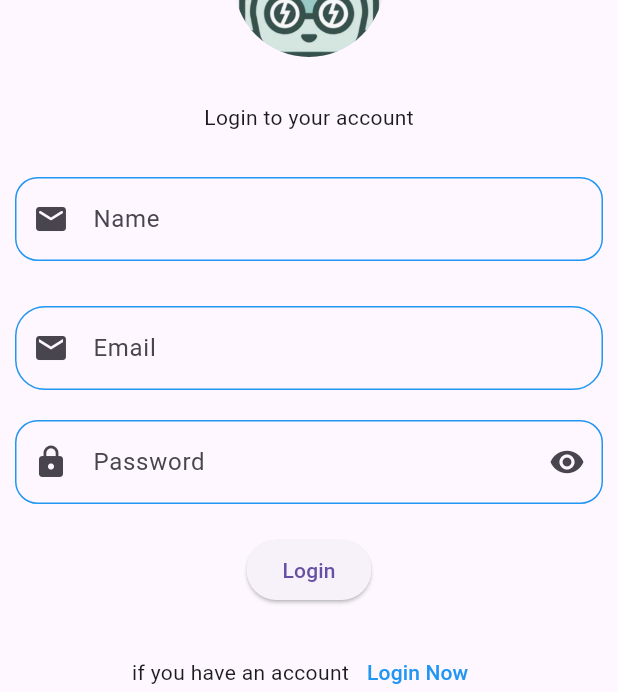
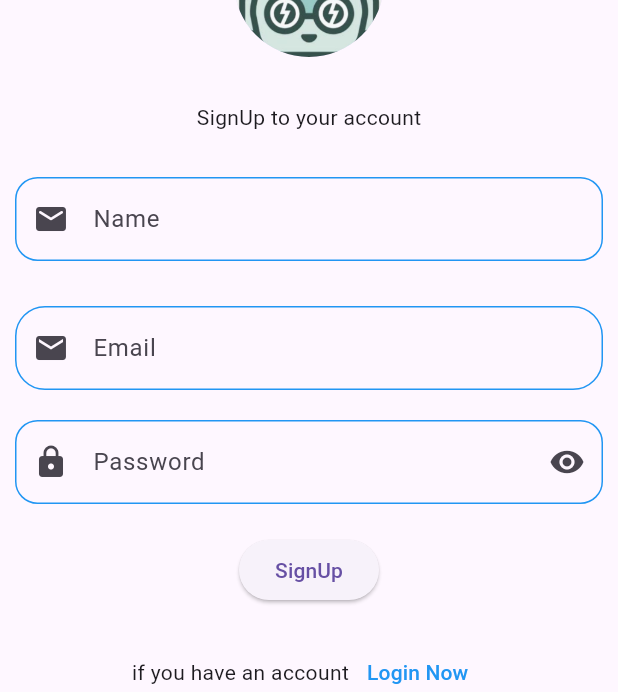
Before and after one commit to Abdo-Elsabagh/Agribot, a Flutter app: the RegisterView screen opened directly, on a phone screen of 412 x 824 dp. Shown: the part 258-950 px from the top of the screen. Run offline on Flutter 3.47's test engine with Material 3 defaults, Android fonts, the phone set to English and light mode, and no system bars.

Commit message:
fish end add

```diff
--- a/lib/home-view.dart
+++ b/lib/home-view.dart
@@ -49,6 +49,7 @@ class HomeView extends StatelessWidget {
         ),
         body: Column(
           children: [
+
             const Text(
               'Iot Monitoring',
               style: TextStyle(fontSize: 18, fontWeight: FontWeight.bold),
--- a/lib/regisyer_viem.dart
+++ b/lib/regisyer_viem.dart
@@ -31,7 +31,7 @@ class _RegisterViewState extends State<RegisterView> {
             const SizedBox(
               height: 30,
             ),
-            const Text('Login to your account'),
+            const Text('SignUp to your account'),
             const SizedBox(
               height: 30,
             ),
@@ -90,7 +90,7 @@ class _RegisterViewState extends State<RegisterView> {
                   Navigator.of(context).pushReplacement(
                       MaterialPageRoute(builder: (context) => HomeView()));
                 },
-                child: const Text('Login')),
+                child: const Text('SignUp')),
             const SizedBox(
               height: 20,
             ),
```
